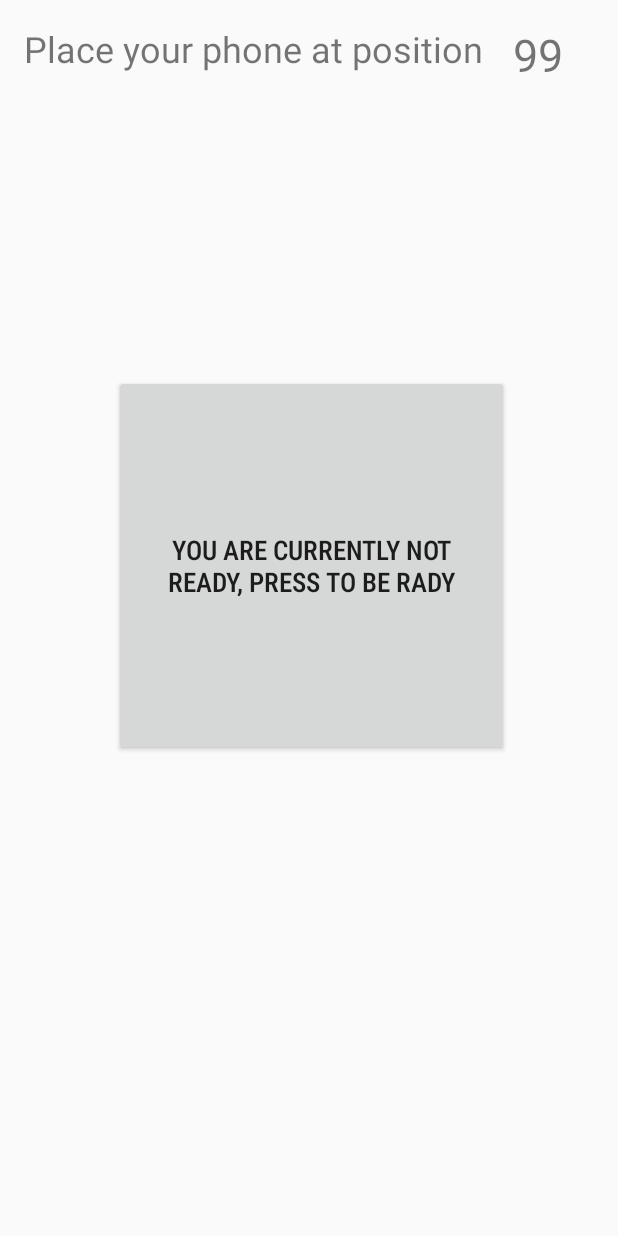
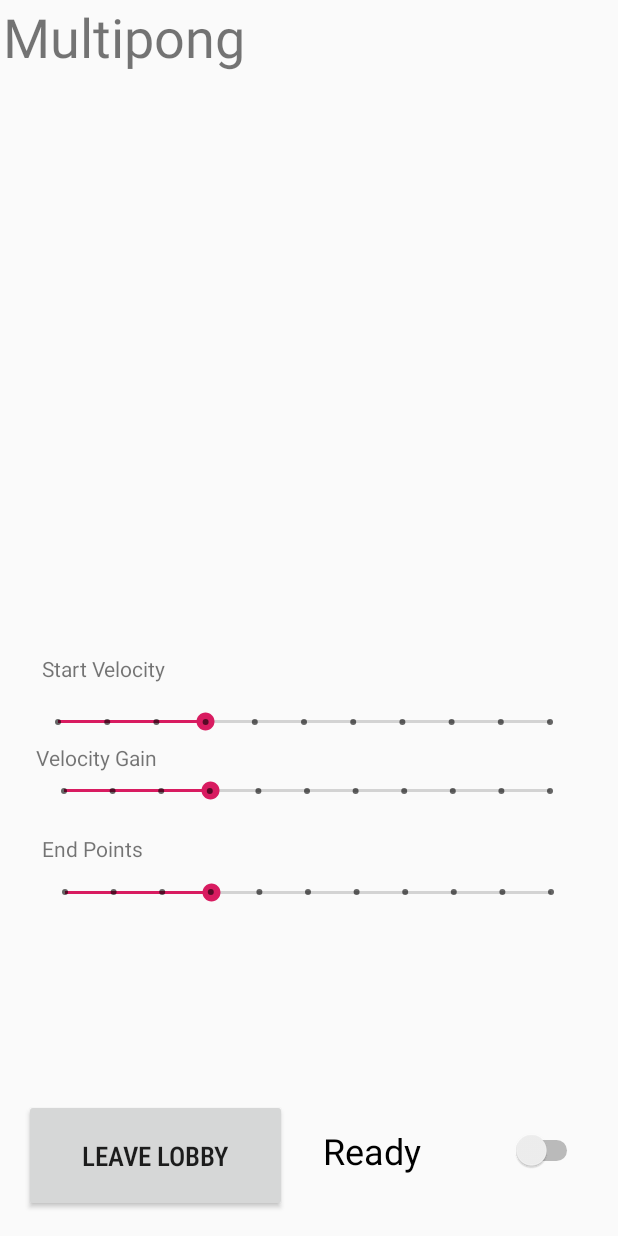
Before and after one commit to LeoStumpf/AppMultiPong, an Android app: the layout client_lobby.xml on its own in the app's theme, with its tools: preview values and no code run, on a phone screen of 412 x 824 dp. Run offline under Robolectric (Android 15) with nearby library versions, the phone set to English and light mode, and no system bars.

Commit message:
Änderung vom treffen

```diff
--- a/app/src/main/java/com/Project/App/Multipong/MainActivity.java
+++ b/app/src/main/java/com/Project/App/Multipong/MainActivity.java
@@ -578,7 +578,7 @@ public class MainActivity extends AppCompatActivity {
                 // serverClass.run();
 
                 //setContentView(R.layout.host);
-
+                setContentView(R.layout.client_lobby);
 
 
 
@@ -597,7 +597,7 @@ public class MainActivity extends AppCompatActivity {
                 //Wechsele in Lobby für client
                 setContentView(R.layout.client_lobby);
 
-                btnClientReady=findViewById(R.id.Client_ready);
+                btnClientReady=findViewById(R.id.Lobby_Switch_Ready);
 
                 btnClientReady.setOnClickListener(new OnClickListener() {
                     @Override
--- a/app/src/main/res/layout/client_lobby.xml
+++ b/app/src/main/res/layout/client_lobby.xml
@@ -6,42 +6,134 @@
     android:layout_width="match_parent"
     android:layout_height="match_parent">
 
+    <Button
+        android:id="@+id/Lobby_BTN_Disonnect"
+        android:layout_width="175dp"
+        android:layout_height="75dp"
+        android:layout_marginStart="16dp"
+        android:layout_marginBottom="16dp"
+        android:fontFamily="sans-serif-condensed-medium"
+        android:text="Leave Lobby"
+        android:textSize="18sp"
+        android:typeface="sans"
+        app:layout_constraintBottom_toBottomOf="parent"
+        app:layout_constraintStart_toStartOf="parent" />
+
     <TextView
-        android:id="@+id/Handy_Position"
-        android:layout_width="310dp"
-        android:layout_height="50dp"
-        android:layout_marginStart="16dp"
-        android:layout_marginTop="16dp"
-        android:layout_marginEnd="8dp"
-        android:text="Place your phone at position"
-        android:textSize="24sp"
+        android:id="@+id/Lobby_Textview_Title"
+        android:layout_width="405dp"
+        android:layout_height="54dp"
+        android:text="Multipong"
+        android:textSize="36sp"
         app:layout_constraintEnd_toEndOf="parent"
-        app:layout_constraintHorizontal_bias="0.0"
+        app:layout_constraintHorizontal_bias="0.333"
         app:layout_constraintStart_toStartOf="parent"
         app:layout_constraintTop_toTopOf="parent" />
 
+    <ScrollView
+        android:id="@+id/Lobby_Scrollview_Players"
+        android:layout_width="409dp"
+        android:layout_height="366dp"
+        app:layout_constraintBottom_toBottomOf="parent"
+        app:layout_constraintEnd_toEndOf="parent"
+        app:layout_constraintHorizontal_bias="1.0"
+        app:layout_constraintStart_toStartOf="parent"
+        app:layout_constraintTop_toBottomOf="@+id/Lobby_Textview_Title"
+        app:layout_constraintVertical_bias="0.0">
+
+        <LinearLayout
+            android:layout_width="match_parent"
+            android:layout_height="wrap_content"
+            android:orientation="vertical" />
+    </ScrollView>
+
     <TextView
-        android:id="@+id/phon_position"
-        android:layout_width="53dp"
-        android:layout_height="53dp"
-        android:layout_marginStart="16dp"
+        android:id="@+id/Lobby_TextView_StartVelocity"
+        android:layout_width="wrap_content"
+        android:layout_height="wrap_content"
+        android:layout_marginStart="28dp"
         android:layout_marginTop="16dp"
-        android:text="99"
-        android:textSize="30sp"
-        app:layout_constraintStart_toEndOf="@+id/Handy_Position"
-        app:layout_constraintTop_toTopOf="parent" />
+        android:text="Start Velocity"
+        app:layout_constraintStart_toStartOf="parent"
+        app:layout_constraintTop_toBottomOf="@+id/Lobby_Scrollview_Players" />
 
-    <Button
-        android:id="@+id/Client_ready"
-        android:layout_width="263dp"
-        android:layout_height="254dp"
-        android:layout_marginStart="76dp"
-        android:layout_marginTop="184dp"
-        android:fontFamily="sans-serif-condensed-medium"
-        android:text="you Are Currently not Ready, press to be rady"
-        android:textSize="18sp"
-        android:typeface="sans"
+    <Switch
+        android:id="@+id/Lobby_Switch_Ready"
+        android:layout_width="173dp"
+        android:layout_height="66dp"
+        android:layout_marginBottom="24dp"
+        android:text="Ready"
+        android:textSize="24sp"
+        app:layout_constraintBottom_toBottomOf="parent"
+        app:layout_constraintEnd_toEndOf="parent"
+        app:layout_constraintStart_toEndOf="@+id/Lobby_BTN_Disonnect" />
+
+    <SeekBar
+        android:id="@+id/Lobby_SeekBar_StartVelocity"
+        style="@style/Widget.AppCompat.SeekBar.Discrete"
+        android:layout_width="360dp"
+        android:layout_height="28dp"
+        android:layout_marginTop="12dp"
+        android:max="10"
+        android:progress="3"
+        app:layout_constraintEnd_toEndOf="parent"
+        app:layout_constraintHorizontal_bias="0.431"
         app:layout_constraintStart_toStartOf="parent"
-        app:layout_constraintTop_toBottomOf="@+id/Handy_Position" />
+        app:layout_constraintTop_toBottomOf="@+id/Lobby_TextView_StartVelocity" />
+
+    <SeekBar
+        android:id="@+id/Lobby_SeekBar_VelocityGain"
+        style="@style/Widget.AppCompat.SeekBar.Discrete"
+        android:layout_width="356dp"
+        android:layout_height="25dp"
+        android:max="10"
+        android:progress="3"
+        app:layout_constraintEnd_toEndOf="parent"
+        app:layout_constraintHorizontal_bias="0.472"
+        app:layout_constraintStart_toStartOf="parent"
+        app:layout_constraintTop_toBottomOf="@+id/lobby_TextView_VelocityGain" />
+
+    <TextView
+        android:id="@+id/lobby_TextView_EndPoints"
+        android:layout_width="wrap_content"
+        android:layout_height="wrap_content"
+        android:layout_marginStart="28dp"
+        android:layout_marginTop="16dp"
+        android:text="End Points"
+        app:layout_constraintStart_toStartOf="parent"
+        app:layout_constraintTop_toBottomOf="@+id/Lobby_SeekBar_VelocityGain" />
+
+    <TextView
+        android:id="@+id/lobby_TextView_VelocityGain"
+        android:layout_width="wrap_content"
+        android:layout_height="wrap_content"
+        android:layout_marginStart="24dp"
+        android:text="Velocity Gain"
+        app:layout_constraintStart_toStartOf="parent"
+        app:layout_constraintTop_toBottomOf="@+id/Lobby_SeekBar_StartVelocity" />
+
+    <SeekBar
+        android:id="@+id/Lobby_SeekBar_EndPoints"
+        style="@style/Widget.AppCompat.SeekBar.Discrete"
+        android:layout_width="356dp"
+        android:layout_height="23dp"
+        android:layout_marginTop="8dp"
+        android:max="10"
+        android:progress="3"
+        app:layout_constraintEnd_toEndOf="parent"
+        app:layout_constraintHorizontal_bias="0.49"
+        app:layout_constraintStart_toStartOf="parent"
+        app:layout_constraintTop_toBottomOf="@+id/lobby_TextView_EndPoints" />
+
+    <ImageView
+        android:id="@+id/Lobby_ImageView_PositionView"
+        android:layout_width="392dp"
+        android:layout_height="188dp"
+        android:visibility="invisible"
+        app:layout_constraintBottom_toTopOf="@+id/Lobby_BTN_Disonnect"
+        app:layout_constraintEnd_toEndOf="parent"
+        app:layout_constraintStart_toStartOf="parent"
+        app:layout_constraintTop_toBottomOf="@+id/Lobby_Scrollview_Players"
+        tools:srcCompat="@tools:sample/backgrounds/scenic" />
 
 </android.support.constraint.ConstraintLayout>
```
Also changed, not shown: 5 other files.
